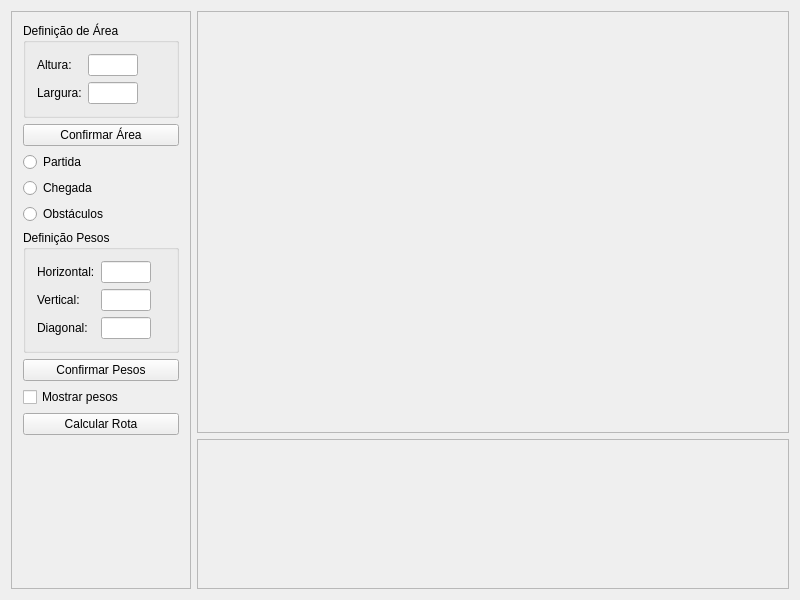
Above: smartway.ui from yuritpinheiro/SmartWay before the change. Below: the same form after it.
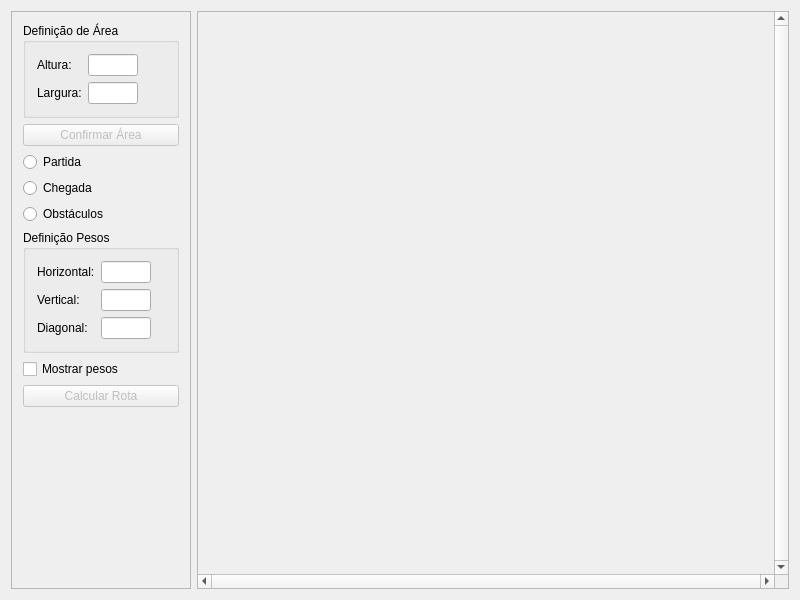
That is the form after the change.

Commit message: Bloqueio 'Confirmar Área' em função das entradas de Altura e Largura

Diff of the .ui file:
```diff
--- a/smartway.ui
+++ b/smartway.ui
@@ -114,6 +114,9 @@
        </item>
        <item>
         <widget class="QPushButton" name="btnDefinirMapa">
+         <property name="enabled">
+          <bool>false</bool>
+         </property>
          <property name="text">
           <string>Confirmar Área</string>
          </property>
@@ -200,13 +203,6 @@
          </layout>
         </widget>
        </item>
-       <item>
-        <widget class="QPushButton" name="btnPeso">
-         <property name="text">
-          <string>Confirmar Pesos</string>
-         </property>
-        </widget>
-       </item>
        <item>
         <widget class="QCheckBox" name="chkPeso">
          <property name="text">
@@ -216,6 +212,9 @@
        </item>
        <item>
         <widget class="QPushButton" name="btnCalcular">
+         <property name="enabled">
+          <bool>false</bool>
+         </property>
          <property name="text">
           <string>Calcular Rota</string>
          </property>
@@ -238,61 +237,43 @@
      </widget>
     </item>
     <item>
-     <widget class="QWidget" name="widget" native="true">
-      <layout class="QVBoxLayout" name="verticalLayout_2">
-       <property name="leftMargin">
-        <number>0</number>
+     <widget class="QScrollArea" name="scrollMapa">
+      <property name="verticalScrollBarPolicy">
+       <enum>Qt::ScrollBarAlwaysOn</enum>
+      </property>
+      <property name="horizontalScrollBarPolicy">
+       <enum>Qt::ScrollBarAlwaysOn</enum>
+      </property>
+      <property name="widgetResizable">
+       <bool>true</bool>
+      </property>
+      <widget class="QWidget" name="scrollAreaWidgetContents_3">
+       <property name="geometry">
+        <rect>
+         <x>0</x>
+         <y>0</y>
+         <width>581</width>
+         <height>567</height>
+        </rect>
        </property>
-       <property name="topMargin">
-        <number>0</number>
-       </property>
-       <property name="rightMargin">
-        <number>0</number>
-       </property>
-       <property name="bottomMargin">
-        <number>0</number>
-       </property>
-       <item>
-        <widget class="QScrollArea" name="scrollArea">
-         <property name="widgetResizable">
-          <bool>true</bool>
-         </property>
-         <widget class="QWidget" name="scrollAreaWidgetContents_3">
-          <property name="geometry">
-           <rect>
-            <x>0</x>
-            <y>0</y>
-            <width>594</width>
-            <height>424</height>
-           </rect>
-          </property>
-         </widget>
-        </widget>
-       </item>
-       <item>
-        <widget class="QScrollArea" name="scrollArea_2">
-         <property name="maximumSize">
-          <size>
-           <width>16777215</width>
-           <height>150</height>
-          </size>
-         </property>
-         <property name="widgetResizable">
-          <bool>true</bool>
-         </property>
-         <widget class="QWidget" name="scrollAreaWidgetContents_4">
-          <property name="geometry">
-           <rect>
-            <x>0</x>
-            <y>0</y>
-            <width>594</width>
-            <height>148</height>
-           </rect>
-          </property>
-         </widget>
-        </widget>
-       </item>
-      </layout>
+       <layout class="QGridLayout" name="gridLayout">
+        <property name="leftMargin">
+         <number>6</number>
+        </property>
+        <property name="topMargin">
+         <number>6</number>
+        </property>
+        <property name="rightMargin">
+         <number>6</number>
+        </property>
+        <property name="bottomMargin">
+         <number>6</number>
+        </property>
+        <property name="spacing">
+         <number>2</number>
+        </property>
+       </layout>
+      </widget>
      </widget>
     </item>
    </layout>
```
Left out of the diff: 72 changed lines with no effect on the pictures. The commit also changes 2 other files.
